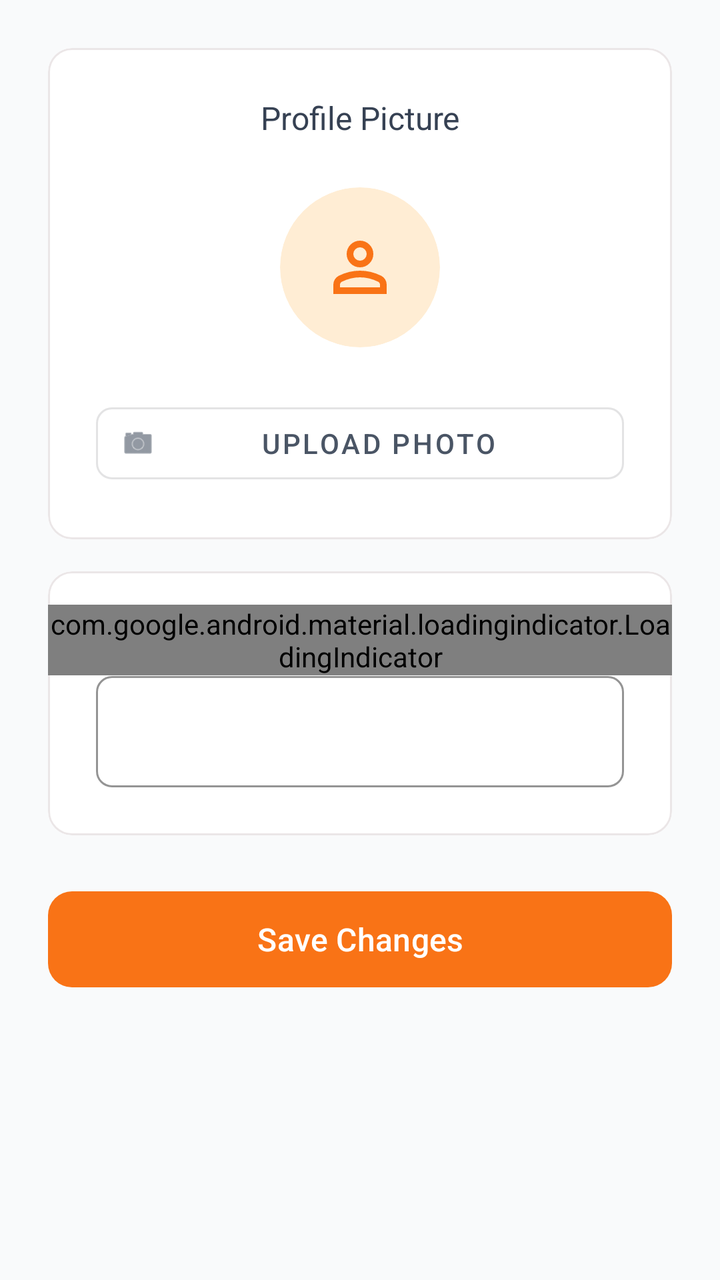
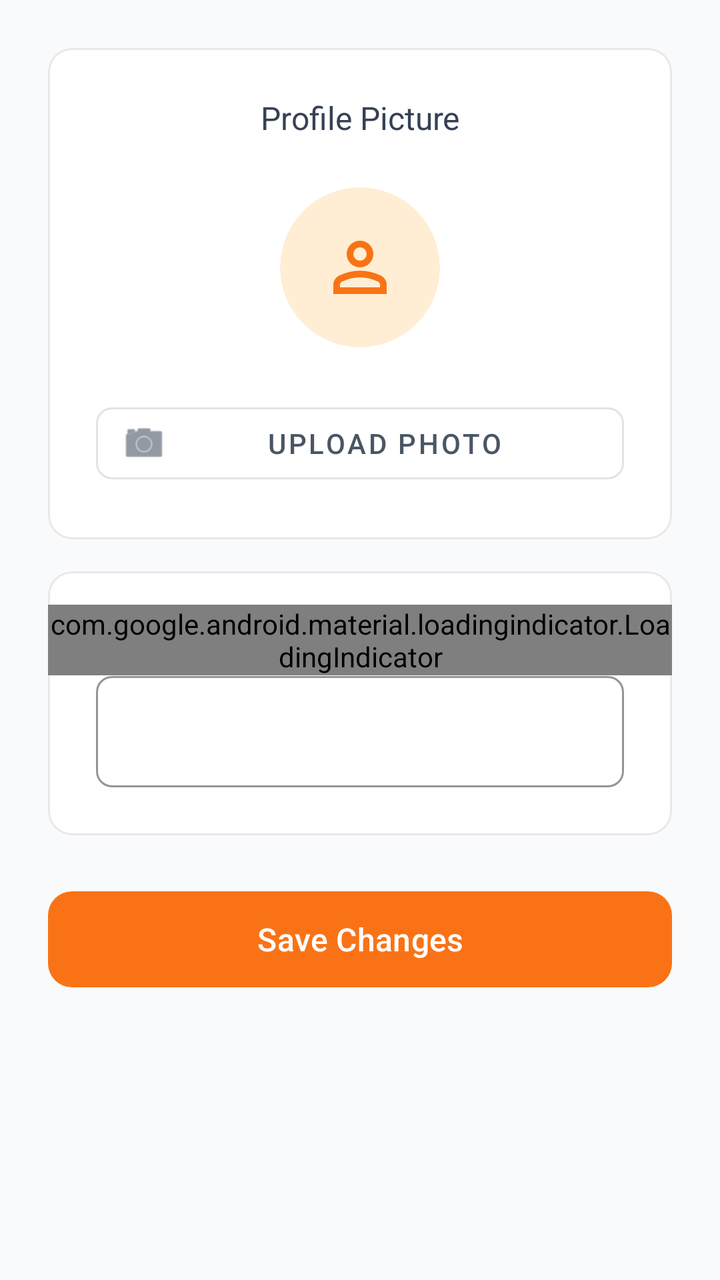

Before-and-after screenshots of an Android layout around one commit, followed by the original layout XML and the change that was made.
<!-- AndroidManifest.xml: application theme Theme.Plateful -->
<!-- res/layout/fragment_edit_profile.xml -->
<?xml version="1.0" encoding="utf-8"?>
<androidx.constraintlayout.widget.ConstraintLayout xmlns:android="http://schemas.android.com/apk/res/android"
    xmlns:app="http://schemas.android.com/apk/res-auto"
    android:layout_width="match_parent"
    android:layout_height="match_parent"
    android:background="@color/grayBackground"
    android:padding="24dp">

    <com.google.android.material.card.MaterialCardView
        android:id="@+id/top_profile_card"
        android:layout_width="0dp"
        android:layout_height="wrap_content"
        app:cardBackgroundColor="@android:color/white"
        app:cardCornerRadius="12dp"
        app:cardElevation="0dp"
        app:strokeColor="@color/border"
        app:strokeWidth="1dp"
        app:layout_constraintEnd_toEndOf="parent"
        app:layout_constraintStart_toStartOf="parent"
        app:layout_constraintTop_toTopOf="parent">

        <androidx.constraintlayout.widget.ConstraintLayout
            android:layout_width="match_parent"
            android:layout_height="wrap_content"
            android:padding="24dp">

            <TextView
                android:id="@+id/profile_picture_label_text_view"
                android:layout_width="wrap_content"
                android:layout_height="wrap_content"
                android:text="@string/profile_picture"
                android:textColor="@color/textContent"
                android:textSize="16sp"
                app:layout_constraintEnd_toEndOf="parent"
                app:layout_constraintStart_toStartOf="parent"
                app:layout_constraintTop_toTopOf="parent" />

            <com.google.android.material.card.MaterialCardView
                android:id="@+id/avatar_card_view"
                android:layout_width="80dp"
                android:layout_height="80dp"
                android:layout_marginTop="24dp"
                app:cardBackgroundColor="@color/avatarBackground"
                app:cardCornerRadius="40dp"
                app:cardElevation="0dp"
                app:layout_constraintEnd_toEndOf="parent"
                app:layout_constraintStart_toStartOf="parent"
                app:layout_constraintTop_toBottomOf="@id/profile_picture_label_text_view"
                app:strokeWidth="0dp">

                <com.google.android.material.imageview.ShapeableImageView
                    android:id="@+id/avatar_image_view"
                    android:layout_width="40dp"
                    android:layout_height="40dp"
                    android:layout_gravity="center"
                    android:src="@drawable/ic_person"
                    app:tint="@color/orange" />
            </com.google.android.material.card.MaterialCardView>

            <com.google.android.material.button.MaterialButton
                android:id="@+id/edit_avatar_button"
                style="@style/Widget.MaterialComponents.Button.OutlinedButton.Icon"
                android:layout_width="0dp"
                android:layout_height="wrap_content"
                android:layout_marginTop="24dp"
                android:text="@string/upload_photo"
                android:textColor="@color/darkGray"
                app:cornerRadius="8dp"
                app:icon="@android:drawable/ic_menu_camera"
                app:iconTint="@color/darkGray"
                app:layout_constraintEnd_toEndOf="parent"
                app:layout_constraintStart_toStartOf="parent"
                app:layout_constraintTop_toBottomOf="@id/avatar_card_view" />

        </androidx.constraintlayout.widget.ConstraintLayout>
    </com.google.android.material.card.MaterialCardView>

    <com.google.android.material.card.MaterialCardView
        android:id="@+id/username_card"
        android:layout_width="0dp"
        android:layout_height="wrap_content"
        android:layout_marginTop="16dp"
        app:cardBackgroundColor="@android:color/white"
        app:cardCornerRadius="12dp"
        app:cardElevation="0dp"
        app:strokeColor="@color/border"
        app:strokeWidth="1dp"
        app:layout_constraintEnd_toEndOf="parent"
        app:layout_constraintStart_toStartOf="parent"
        app:layout_constraintTop_toBottomOf="@id/top_profile_card">

        <androidx.constraintlayout.widget.ConstraintLayout
            android:layout_width="match_parent"
            android:layout_height="wrap_content"
            android:padding="24dp">

            <com.google.android.material.textview.MaterialTextView
                android:id="@+id/username_label_text_view"
                android:layout_width="wrap_content"
                android:layout_height="wrap_content"
                android:text="@string/username"
                android:textColor="@color/textContent"
                android:textSize="15sp"
                app:layout_constraintStart_toStartOf="parent"
                app:layout_constraintTop_toTopOf="parent" />

            <com.google.android.material.textfield.TextInputLayout
                android:id="@+id/username_text_input_layout"
                style="@style/Widget.MaterialComponents.TextInputLayout.OutlinedBox"
                android:layout_width="0dp"
                android:layout_height="wrap_content"
                android:layout_marginTop="8dp"
                app:boxCornerRadiusBottomEnd="8dp"
                app:boxCornerRadiusBottomStart="8dp"
                app:boxCornerRadiusTopEnd="8dp"
                app:boxCornerRadiusTopStart="8dp"
                app:boxStrokeColor="@color/orange"
                app:hintEnabled="false"
                app:layout_constraintEnd_toEndOf="parent"
                app:layout_constraintStart_toStartOf="parent"
                app:layout_constraintTop_toBottomOf="@id/username_label_text_view">

                <com.google.android.material.textfield.TextInputEditText
                    android:id="@+id/username_text_input"
                    android:layout_width="match_parent"
                    android:layout_height="wrap_content"
                    android:inputType="textPersonName" />
            </com.google.android.material.textfield.TextInputLayout>

        </androidx.constraintlayout.widget.ConstraintLayout>
    </com.google.android.material.card.MaterialCardView>

    <com.google.android.material.button.MaterialButton
        android:id="@+id/save_button"
        android:layout_width="0dp"
        android:layout_height="56dp"
        android:layout_marginTop="24dp"
        android:text="@string/save_changes"
        android:textAllCaps="false"
        android:textSize="16sp"
        app:backgroundTint="@color/orange"
        app:cornerRadius="12dp"
        app:layout_constraintEnd_toEndOf="parent"
        app:layout_constraintStart_toStartOf="parent"
        app:layout_constraintTop_toBottomOf="@id/username_card" />

    <com.google.android.material.loadingindicator.LoadingIndicator
        android:id="@+id/loading_indicator"
        style="@style/Widget.Material3.LoadingIndicator.Contained"
        android:layout_width="wrap_content"
        android:layout_height="wrap_content"
        app:indicatorColor="@color/orange"
        app:layout_constraintBottom_toBottomOf="parent"
        app:layout_constraintEnd_toEndOf="parent"
        app:layout_constraintStart_toStartOf="parent"
        app:layout_constraintTop_toTopOf="parent" />

</androidx.constraintlayout.widget.ConstraintLayout>
<!-- resources referenced by this layout -->
<resources>
  <color name="avatarBackground">#ffedd4</color>
  <color name="border">#ebe6e7</color>
  <color name="darkGray">#4a5565</color>
  <color name="grayBackground">#F9FAFB</color>
  <color name="orange">#f97316</color>
  <color name="textContent">#364153</color>
  <!-- drawable ic_person (drawable) -->
  <vector xmlns:android="http://schemas.android.com/apk/res/android"
      android:width="24dp"
      android:height="24dp"
      android:viewportWidth="960"
      android:viewportHeight="960"
      android:tint="?attr/colorControlNormal">
    <path
        android:fillColor="@android:color/white"
        android:pathData="M367,433Q320,386 320,320Q320,254 367,207Q414,160 480,160Q546,160 593,207Q640,254 640,320Q640,386 593,433Q546,480 480,480Q414,480 367,433ZM160,800L160,688Q160,654 177.5,625.5Q195,597 224,582Q286,551 350,535.5Q414,520 480,520Q546,520 610,535.5Q674,551 736,582Q765,597 782.5,625.5Q800,654 800,688L800,800L160,800ZM240,720L720,720L720,688Q720,677 714.5,668Q709,659 700,654Q646,627 591,613.5Q536,600 480,600Q424,600 369,613.5Q314,627 260,654Q251,659 245.5,668Q240,677 240,688L240,720ZM536.5,376.5Q560,353 560,320Q560,287 536.5,263.5Q513,240 480,240Q447,240 423.5,263.5Q400,287 400,320Q400,353 423.5,376.5Q447,400 480,400Q513,400 536.5,376.5ZM480,320Q480,320 480,320Q480,320 480,320Q480,320 480,320Q480,320 480,320Q480,320 480,320Q480,320 480,320Q480,320 480,320Q480,320 480,320ZM480,720L480,720Q480,720 480,720Q480,720 480,720Q480,720 480,720Q480,720 480,720Q480,720 480,720Q480,720 480,720Q480,720 480,720Q480,720 480,720L480,720Z"/>
  </vector>
  <string name="profile_picture">Profile Picture</string>
  <string name="save_changes">Save Changes</string>
  <string name="upload_photo">Upload Photo</string>
  <string name="username">Username</string>
  <style name="Theme.Plateful" parent="Base.Theme.Plateful" />
  <style name="Base.Theme.Plateful" parent="Theme.Material3.DayNight.NoActionBar">
          
          
      </style>
</resources>

<!-- the commit's change to res/layout/fragment_edit_profile.xml (unified diff, before → after) -->
@@ -67,6 +67,7 @@
                 android:textColor="@color/darkGray"
                 app:cornerRadius="8dp"
                 app:icon="@android:drawable/ic_menu_camera"
+                app:iconSize="24dp"
                 app:iconTint="@color/darkGray"
                 app:layout_constraintEnd_toEndOf="parent"
                 app:layout_constraintStart_toStartOf="parent"
